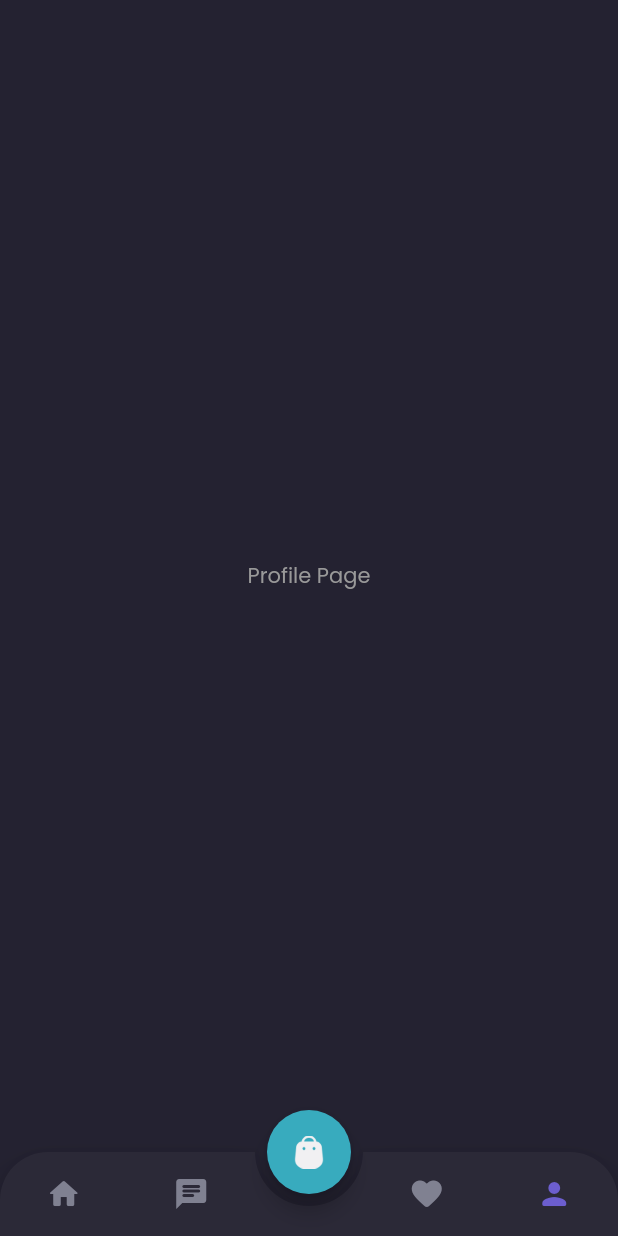
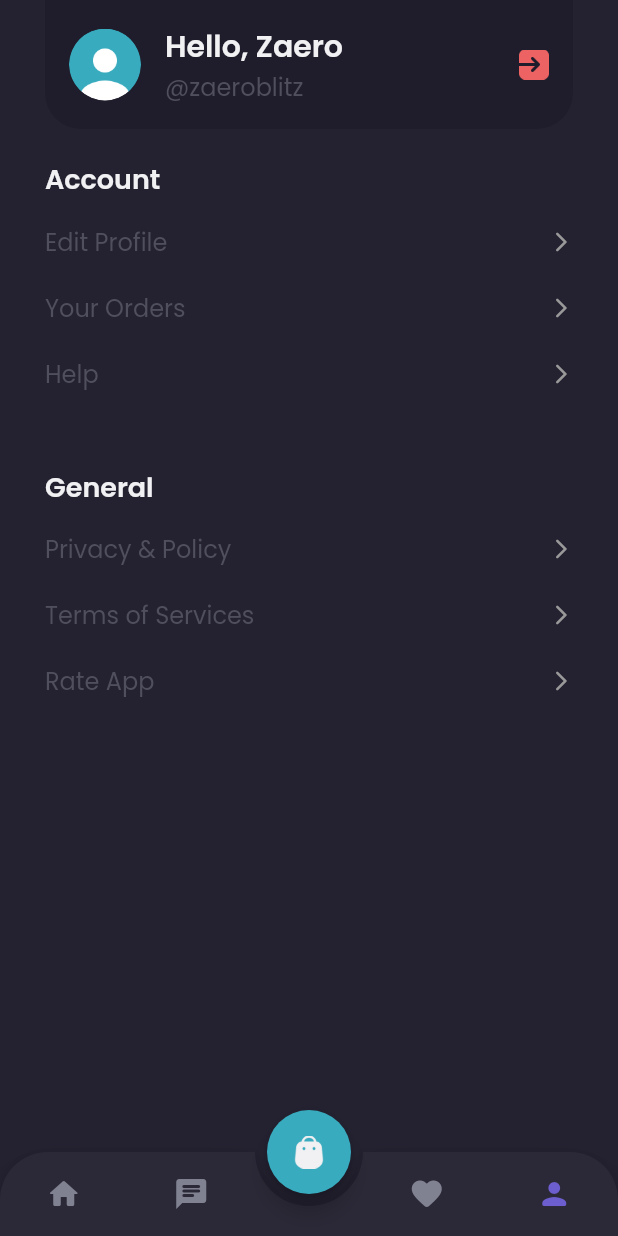
Before and after one commit to zaeroblitz/shamo-app, a Flutter app: the MainPage screen opened by its route, item 4 of the bottom bar chosen, on a phone screen of 412 x 824 dp. Run offline on Flutter 3.47's test engine with Material 2 defaults, Android fonts, the phone set to English and light mode, and no system bars; drawn by our look-alikes of animated_bottom_navigation_bar; our stand-ins replace google_fonts.

```diff
--- a/lib/pages/home/main_page.dart
+++ b/lib/pages/home/main_page.dart
@@ -2,7 +2,7 @@ import 'package:animated_bottom_navigation_bar/animated_bottom_navigation_bar.da
 import 'package:flutter/material.dart';
 import 'package:shamo/pages/chat/chat_page.dart';
 import 'package:shamo/pages/home/home_page.dart';
-import 'package:shamo/pages/home/profile_page.dart';
+import 'package:shamo/pages/profile/profile_page.dart';
 import 'package:shamo/pages/wishlist/wishlist_page.dart';
 import 'package:shamo/theme.dart';
 
--- a/lib/pages/home/profile_page.dart
+++ /dev/null
@@ -1,14 +0,0 @@
-import 'package:flutter/material.dart';
-import 'package:shamo/theme.dart';
-
-class ProfilePage extends StatelessWidget {
-  @override
-  Widget build(BuildContext context) {
-    return Center(
-      child: Text(
-        'Profile Page',
-        style: secondaryTextStyle,
-      ),
-    );
-  }
-}
--- /dev/null
+++ b/lib/pages/profile/profile_page.dart
@@ -0,0 +1,266 @@
+import 'package:flutter/material.dart';
+import 'package:shamo/theme.dart';
+
+class ProfilePage extends StatelessWidget {
+  @override
+  Widget build(BuildContext context) {
+    Widget header() {
+      return Container(
+        padding: EdgeInsets.all(16),
+        decoration: BoxDecoration(
+          color: backgroundColor1,
+          borderRadius: BorderRadius.vertical(
+            bottom: Radius.circular(24),
+          ),
+        ),
+        child: Row(
+          children: [
+            ClipOval(
+              child: Image.asset(
+                'assets/image_profile.png',
+                width: 48,
+              ),
+            ),
+            SizedBox(
+              width: 16,
+            ),
+            Expanded(
+              child: Column(
+                crossAxisAlignment: CrossAxisAlignment.start,
+                children: [
+                  Text(
+                    'Hello, Zaero',
+                    style: primaryTextStyle.copyWith(
+                      fontSize: 20,
+                      fontWeight: semiBold,
+                    ),
+                    maxLines: 2,
+                    overflow: TextOverflow.ellipsis,
+                  ),
+                  Text(
+                    '@zaeroblitz',
+                    style: subtitleTextStyle.copyWith(
+                      fontSize: 16,
+                    ),
+                    maxLines: 1,
+                    overflow: TextOverflow.ellipsis,
+                  ),
+                ],
+              ),
+            ),
+            GestureDetector(
+              child: Image.asset(
+                'assets/exit_button.png',
+                width: 20,
+              ),
+            ),
+          ],
+        ),
+      );
+    }
+
+    Widget accountContent() {
+      return Container(
+        margin: EdgeInsets.only(
+          top: 20,
+          bottom: 30,
+        ),
+        child: Column(
+          crossAxisAlignment: CrossAxisAlignment.start,
+          children: [
+            Text(
+              'Account',
+              style: primaryTextStyle.copyWith(
+                fontSize: 18,
+                fontWeight: semiBold,
+              ),
+            ),
+            SizedBox(
+              height: 16,
+            ),
+            GestureDetector(
+              onTap: () {},
+              child: Container(
+                margin: EdgeInsets.only(
+                  bottom: 20,
+                ),
+                child: Row(
+                  mainAxisAlignment: MainAxisAlignment.spaceBetween,
+                  children: [
+                    Text(
+                      'Edit Profile',
+                      style: subtitleTextStyle.copyWith(
+                        fontSize: 16,
+                      ),
+                    ),
+                    Icon(
+                      Icons.arrow_forward_ios_rounded,
+                      color: secondaryTextColor,
+                      size: 16,
+                    ),
+                  ],
+                ),
+              ),
+            ),
+            GestureDetector(
+              onTap: () {},
+              child: Container(
+                margin: EdgeInsets.only(
+                  bottom: 20,
+                ),
+                child: Row(
+                  mainAxisAlignment: MainAxisAlignment.spaceBetween,
+                  children: [
+                    Text(
+                      'Your Orders',
+                      style: subtitleTextStyle.copyWith(
+                        fontSize: 16,
+                      ),
+                    ),
+                    Icon(
+                      Icons.arrow_forward_ios_rounded,
+                      color: secondaryTextColor,
+                      size: 16,
+                    ),
+                  ],
+                ),
+              ),
+            ),
+            GestureDetector(
+              onTap: () {},
+              child: Container(
+                margin: EdgeInsets.only(
+                  bottom: 20,
+                ),
+                child: Row(
+                  mainAxisAlignment: MainAxisAlignment.spaceBetween,
+                  children: [
+                    Text(
+                      'Help',
+                      style: subtitleTextStyle.copyWith(
+                        fontSize: 16,
+                      ),
+                    ),
+                    Icon(
+                      Icons.arrow_forward_ios_rounded,
+                      color: secondaryTextColor,
+                      size: 16,
+                    ),
+                  ],
+                ),
+              ),
+            ),
+          ],
+        ),
+      );
+    }
+
+    Widget generalContent() {
+      return Container(
+        margin: EdgeInsets.only(
+          bottom: 30,
+        ),
+        child: Column(
+          crossAxisAlignment: CrossAxisAlignment.start,
+          children: [
+            Text(
+              'General',
+              style: primaryTextStyle.copyWith(
+                fontSize: 18,
+                fontWeight: semiBold,
+              ),
+            ),
+            SizedBox(
+              height: 16,
+            ),
+            GestureDetector(
+              onTap: () {},
+              child: Container(
+                margin: EdgeInsets.only(
+                  bottom: 20,
+                ),
+                child: Row(
+                  mainAxisAlignment: MainAxisAlignment.spaceBetween,
+                  children: [
+                    Text(
+                      'Privacy & Policy',
+                      style: subtitleTextStyle.copyWith(
+                        fontSize: 16,
+                      ),
+                    ),
+                    Icon(
+                      Icons.arrow_forward_ios_rounded,
+                      color: secondaryTextColor,
+                      size: 16,
+                    ),
+                  ],
+                ),
+              ),
+            ),
+            GestureDetector(
+              onTap: () {},
+              child: Container(
+                margin: EdgeInsets.only(
+                  bottom: 20,
+                ),
+                child: Row(
+                  mainAxisAlignment: MainAxisAlignment.spaceBetween,
+                  children: [
+                    Text(
+                      'Terms of Services',
+                      style: subtitleTextStyle.copyWith(
+                        fontSize: 16,
+                      ),
+                    ),
+                    Icon(
+                      Icons.arrow_forward_ios_rounded,
+                      color: secondaryTextColor,
+                      size: 16,
+                    ),
+                  ],
+                ),
+              ),
+            ),
+            GestureDetector(
+              onTap: () {},
+              child: Container(
+                margin: EdgeInsets.only(
+                  bottom: 20,
+                ),
+                child: Row(
+                  mainAxisAlignment: MainAxisAlignment.spaceBetween,
+                  children: [
+                    Text(
+                      'Rate App',
+                      style: subtitleTextStyle.copyWith(
+                        fontSize: 16,
+                      ),
+                    ),
+                    Icon(
+                      Icons.arrow_forward_ios_rounded,
+                      color: secondaryTextColor,
+                      size: 16,
+                    ),
+                  ],
+                ),
+              ),
+            ),
+          ],
+        ),
+      );
+    }
+
+    return SafeArea(
+      child: SingleChildScrollView(
+        scrollDirection: Axis.vertical,
+        child: Column(
+          children: [
+            header(),
+            accountContent(),
+            generalContent(),
+          ],
+        ),
+      ),
+    );
+  }
+}
```
